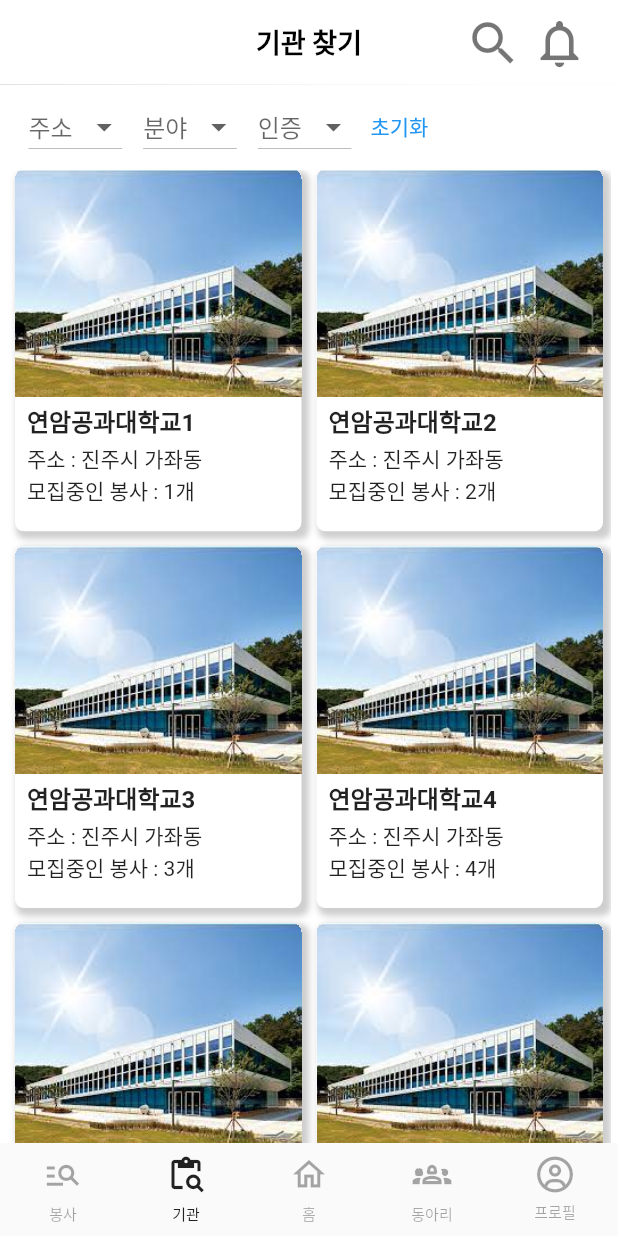
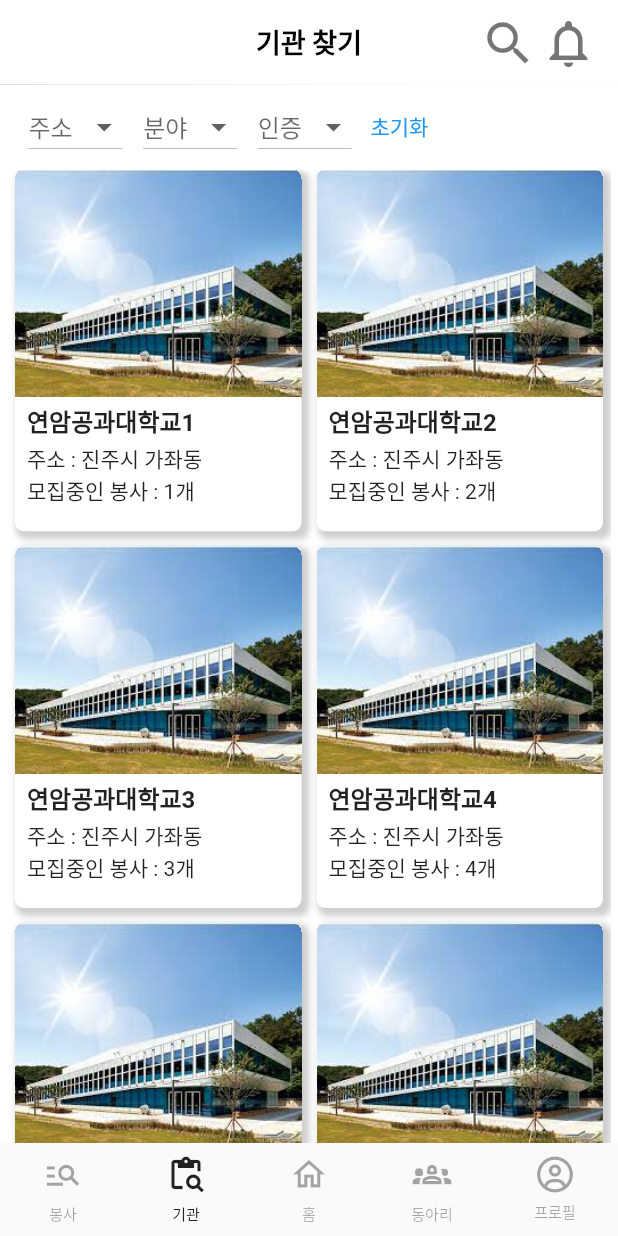
Before and after one commit to 2023-Together/Together_Dev_Flutter, a Flutter app: the screen it shows after launch, item 2 of the bottom bar chosen, after a tap on the "search" icon, on a phone screen of 412 x 824 dp. Run offline on Flutter 3.47's test engine with Material 2 defaults, Android fonts, the phone set to English and light mode, and no system bars; our stand-ins replace carousel_slider, flutter_secure_storage, font_awesome_flutter, go_router, google_mobile_ads; accounts and stored records are empty; network calls fail.

Commit message:
appBar 스타일 조정

```diff
--- a/lib/features/comunity/comunity_screen.dart
+++ b/lib/features/comunity/comunity_screen.dart
@@ -227,20 +227,12 @@ class _ComunityScreenState extends State<ComunityScreen> {
                           ? [
                               GestureDetector(
                                 onTap: onLogoutTap,
-                                child: const Icon(
-                                  Icons.search,
-                                  size: 38,
-                                  color: Colors.black54,
-                                ),
+                                child: const Icon(Icons.search),
                               ),
                               Gaps.h2,
                               GestureDetector(
                                 onTap: _alertIconTap,
-                                child: const Icon(
-                                  Icons.notifications_none,
-                                  size: 38,
-                                  color: Colors.black54,
-                                ),
+                                child: const Icon(Icons.notifications_none),
                               ),
                             ]
                           : [
--- a/lib/features/main_navigation/mian_navigation.dart
+++ b/lib/features/main_navigation/mian_navigation.dart
@@ -6,11 +6,7 @@ import 'package:swag_cross_app/features/page_test/club_search_test_screen.dart';
 import 'package:swag_cross_app/features/page_test/org_search_test_screen.dart';
 import 'package:swag_cross_app/features/main_navigation/widgets/nav_tab.dart';
 import 'package:swag_cross_app/features/page_test/vol_search_test_screen.dart';
-import 'package:swag_cross_app/features/page_test/club_comunity_test_screen.dart';
-import 'package:swag_cross_app/features/page_test/org_search_test_screen.dart';
-import 'package:swag_cross_app/features/main_navigation/widgets/nav_tab.dart';
 import 'package:swag_cross_app/features/page_test/uesr_profile_test_screen.dart';
-import 'package:swag_cross_app/features/search_page/view/search_vol_screen.dart';
 import 'package:swag_cross_app/storages/secure_storage_login.dart';
 
 class MainNavigationArgs {
@@ -97,7 +93,7 @@ class _MainNavigationState extends State<MainNavigation> {
               offstage: _selectedIndex != 3,
               child: Padding(
                 padding: const EdgeInsets.symmetric(horizontal: 16.0),
-                child: ClubSearchTestScreen (
+                child: ClubSearchTestScreen(
                   image: Image.asset(
                     'assets/images/club1.jpg',
                     fit: BoxFit.cover,
@@ -112,7 +108,7 @@ class _MainNavigationState extends State<MainNavigation> {
             Offstage(
               offstage: _selectedIndex != 4,
               //child: const UserProfileScreen(),
-              child:const UserProfileScreen(),
+              child: const UserProfileTestScreen(),
               //child: const UserProfileTestScreen(),
             ),
           ],
--- a/lib/features/page_test/club_comunity_test_screen.dart
+++ b/lib/features/page_test/club_comunity_test_screen.dart
@@ -205,7 +205,7 @@ class _ClubComunityTestScreenState extends State<ClubComunityTestScreen> {
                 actions: [
                   Padding(
                     padding: const EdgeInsets.symmetric(
-                      horizontal: Sizes.size20,
+                      horizontal: Sizes.size14,
                       vertical: Sizes.size10,
                     ),
                     child: Row(
@@ -213,20 +213,12 @@ class _ClubComunityTestScreenState extends State<ClubComunityTestScreen> {
                       children: [
                         GestureDetector(
                           onTap: () {},
-                          child: const Icon(
-                            Icons.search,
-                            size: 38,
-                            color: Colors.black54,
-                          ),
+                          child: const Icon(Icons.search),
                         ),
-                        Gaps.h6,
+                        Gaps.h2,
                         GestureDetector(
                           onTap: () {},
-                          child: const FaIcon(
-                            FontAwesomeIcons.penToSquare,
-                            size: 30,
-                            color: Colors.black54,
-                          ),
+                          child: const FaIcon(FontAwesomeIcons.penToSquare),
                         ),
                       ],
                     ),
--- a/lib/features/page_test/club_search_test_screen.dart
+++ b/lib/features/page_test/club_search_test_screen.dart
@@ -4,9 +4,6 @@ import 'package:go_router/go_router.dart';
 import 'package:swag_cross_app/constants/gaps.dart';
 import 'package:swag_cross_app/constants/sizes.dart';
 import 'package:swag_cross_app/features/alert/alert_screen.dart';
-import 'package:swag_cross_app/features/club/club_post_detail_page.dart';
-import 'package:swag_cross_app/features/page_test/club_comunity_test_screen.dart';
-import 'package:swag_cross_app/features/page_test/widgets/state_dropDown_button.dart';
 
 class ClubSearchTestScreen extends StatelessWidget {
   // 필드
@@ -37,17 +34,11 @@ class ClubSearchTestScreen extends StatelessWidget {
     return Scaffold(
       appBar: AppBar(
         automaticallyImplyLeading: false,
-        // shape: const RoundedRectangleBorder(
-        //   borderRadius: BorderRadius.vertical(
-        //     bottom: Radius.circular(20.0),
-        //   ),
-        // ),
-
         title: const Text("동아리"),
         actions: [
           Padding(
             padding: const EdgeInsets.symmetric(
-              horizontal: Sizes.size20,
+              horizontal: Sizes.size14,
               vertical: Sizes.size10,
             ),
             child: Row(
@@ -55,20 +46,12 @@ class ClubSearchTestScreen extends StatelessWidget {
               children: [
                 GestureDetector(
                   onTap: () {},
-                  child: const Icon(
-                    Icons.search,
-                    size: 38,
-                    color: Colors.black54,
-                  ),
+                  child: const Icon(Icons.search),
                 ),
-                Gaps.h6,
+                Gaps.h2,
                 GestureDetector(
                   onTap: () => _alertIconTap(context),
-                  child: const Icon(
-                    Icons.notifications_none,
-                    size: 38,
-                    color: Colors.black54,
-                  ),
+                  child: const Icon(Icons.notifications_none),
                 ),
               ],
             ),
@@ -86,66 +69,10 @@ class ClubSearchTestScreen extends StatelessWidget {
         child: ListView.separated(
           itemBuilder: (context, index) {
             return Container(
-              decoration: BoxDecoration(
+              decoration: const BoxDecoration(
                 color: Colors.white,
-                // boxShadow: [
-                //   BoxShadow (
-                //   color: Colors.grey.withOpacity(0.7),
-
-                //   offset: const Offset(0, 7),
-                // ),]
-//         color: Colors.grey.shade200,
-//         child: Column(
-//           children: [
-//             Container(
-//               height: 45,
-//               color: Colors.white,
-//               padding: const EdgeInsets.symmetric(
-//                 horizontal: Sizes.size14,
-//               ),
-//               child: ListView(
-//                 scrollDirection: Axis.horizontal,
-//                 children: [
-//                   StateDropDownButton(
-//                     title: "제목1",
-//                     initOption: option1,
-//                     onChangeOption: onChangeOption1,
-//                   ),
-//                   Gaps.h14,
-//                   StateDropDownButton(
-//                     title: "제목2",
-//                     initOption: option2,
-//                     onChangeOption: onChangeOption2,
-//                   ),
-//                   Gaps.h14,
-//                   StateDropDownButton(
-//                     title: "제목3",
-//                     initOption: option3,
-//                     onChangeOption: onChangeOption3,
-//                   ),
-//                   Gaps.h14,
-//                   StateDropDownButton(
-//                     title: "제목3",
-//                     initOption: option3,
-//                     onChangeOption: onChangeOption3,
-//                   ),
-//                   Gaps.h14,
-//                   StateDropDownButton(
-//                     title: "제목3",
-//                     initOption: option3,
-//                     onChangeOption: onChangeOption3,
-//                   ),
-//                   Gaps.h14,
-//                   StateDropDownButton(
-//                     title: "제목3",
-//                     initOption: option3,
-//                     onChangeOption: onChangeOption3,
-//                   ),
-//                 ],
               ),
               child: GestureDetector(
-
-
                 child: Column(
                   children: [
                     Gaps.v7,
@@ -161,7 +88,7 @@ class ClubSearchTestScreen extends StatelessWidget {
                       children: [
                         Text(
                           club_name,
-                          style: TextStyle(
+                          style: const TextStyle(
                             fontSize: 20.0,
                             fontWeight: FontWeight.w500,
                           ),
@@ -171,7 +98,7 @@ class ClubSearchTestScreen extends StatelessWidget {
                         ),
                         Text(
                           club_def,
-                          style: TextStyle(
+                          style: const TextStyle(
                             fontSize: 14.0,
                             color: Colors.grey,
                           ),
--- a/lib/features/page_test/org_search_test_screen.dart
+++ b/lib/features/page_test/org_search_test_screen.dart
@@ -166,17 +166,12 @@ class _OrgSearchTestScreenState extends State<OrgSearchTestScreen> {
       // backgroundColor: Colors.grey.shade100,
       appBar: AppBar(
         automaticallyImplyLeading: false,
-        // shape: const RoundedRectangleBorder(
-        //   borderRadius: BorderRadius.vertical(
-        //     bottom: Radius.circular(20.0),
-        //   ),
-        // ),
         elevation: 0.2,
         title: const Text("기관 찾기"),
         actions: [
           Padding(
             padding: const EdgeInsets.symmetric(
-              horizontal: Sizes.size20,
+              horizontal: Sizes.size14,
               vertical: Sizes.size10,
             ),
             child: Row(
@@ -184,20 +179,12 @@ class _OrgSearchTestScreenState extends State<OrgSearchTestScreen> {
               children: [
                 GestureDetector(
                   onTap: () {},
-                  child: const Icon(
-                    Icons.search,
-                    size: 38,
-                    color: Colors.black54,
-                  ),
+                  child: const Icon(Icons.search),
                 ),
-                Gaps.h6,
+                Gaps.h2,
                 GestureDetector(
                   onTap: () => _alertIconTap(context),
-                  child: const Icon(
-                    Icons.notifications_none,
-                    size: 38,
-                    color: Colors.black54,
-                  ),
+                  child: const Icon(Icons.notifications_none),
                 ),
               ],
             ),
--- a/lib/features/page_test/uesr_profile_test_screen.dart
+++ b/lib/features/page_test/uesr_profile_test_screen.dart
@@ -1,5 +1,4 @@
 import 'package:flutter/material.dart';
-import 'package:font_awesome_flutter/font_awesome_flutter.dart';
 import 'package:swag_cross_app/constants/gaps.dart';
 import 'package:swag_cross_app/constants/sizes.dart';
 import 'package:swag_cross_app/features/page_test/widgets/persistent_tab_bar.dart';
@@ -25,12 +24,33 @@ class UserProfileTestScreen extends StatelessWidget {
               return [
                 SliverAppBar(
                   title: const Text("내정보"),
+                  // actions: [
+                  //   IconButton(
+                  //     onPressed: () {},
+                  //     icon: const FaIcon(
+                  //       FontAwesomeIcons.gear,
+                  //       size: Sizes.size20,
+                  //     ),
+                  //   ),
+                  // ],
                   actions: [
-                    IconButton(
-                      onPressed: () {},
-                      icon: const FaIcon(
-                        FontAwesomeIcons.gear,
-                        size: Sizes.size20,
+                    Padding(
+                      padding: const EdgeInsets.symmetric(
+                        horizontal: Sizes.size14,
+                        vertical: Sizes.size10,
+                      ),
+                      child: Row(
+                        mainAxisAlignment: MainAxisAlignment.end,
+                        children: [
+                          GestureDetector(
+                            onTap: () {},
+                            child: const Icon(
+                              Icons.settings_outlined,
+                              size: 38,
+                              color: Colors.black54,
+                            ),
+                          ),
+                        ],
                       ),
                     ),
                   ],
--- a/lib/features/page_test/vol_search_test_screen.dart
+++ b/lib/features/page_test/vol_search_test_screen.dart
@@ -106,9 +106,8 @@ class _VolSearchTestScreenState extends State<VolSearchTestScreen> {
   String selectedDropdown3 = '기간별';
 
   List<String> dropdownList1 = ['지역별', '가좌동', '평거동', '충무공동'];
-  List<String> dropdownList2 = ['분야별','의료봉사', '문화체험', '행사보조'];
-  List<String> dropdownList3 = ['기간별','1', '2', '3'];
-
+  List<String> dropdownList2 = ['분야별', '의료봉사', '문화체험', '행사보조'];
+  List<String> dropdownList3 = ['기간별', '1', '2', '3'];
 
   // String option1 = "지역별";
   // String option2 = "분야별";
@@ -148,15 +147,10 @@ class _VolSearchTestScreenState extends State<VolSearchTestScreen> {
       appBar: AppBar(
         title: const Text("봉사 검색"),
         automaticallyImplyLeading: false,
-        shape: const RoundedRectangleBorder(
-          borderRadius: BorderRadius.vertical(
-            bottom: Radius.circular(20.0),
-          ),
-        ),
         actions: [
           Padding(
             padding: const EdgeInsets.symmetric(
-              horizontal: Sizes.size20,
+              horizontal: Sizes.size14,
               vertical: Sizes.size10,
             ),
             child: Row(
@@ -164,20 +158,12 @@ class _VolSearchTestScreenState extends State<VolSearchTestScreen> {
               children: [
                 GestureDetector(
                   onTap: () {},
-                  child: const Icon(
-                    Icons.search,
-                    size: 38,
-                    color: Colors.black54,
-                  ),
+                  child: const Icon(Icons.search),
                 ),
-                Gaps.h6,
+                Gaps.h2,
                 GestureDetector(
                   onTap: () => _alertIconTap(context),
-                  child: const Icon(
-                    Icons.notifications_none,
-                    size: 38,
-                    color: Colors.black54,
-                  ),
+                  child: const Icon(Icons.notifications_none),
                 ),
               ],
             ),
@@ -230,9 +216,9 @@ class _VolSearchTestScreenState extends State<VolSearchTestScreen> {
                     DropdownButton(
                       value: selectedDropdown1,
                       items: dropdownList1.map((String item) {
-                        return DropdownMenuItem<String> (
-                          child: Text('$item'),
+                        return DropdownMenuItem<String>(
                           value: item,
+                          child: Text(item),
                         );
                       }).toList(),
                       onChanged: (dynamic value) {
@@ -241,12 +227,12 @@ class _VolSearchTestScreenState extends State<VolSearchTestScreen> {
                         });
                       },
                     ),
-                     DropdownButton(
+                    DropdownButton(
                       value: selectedDropdown2,
                       items: dropdownList2.map((String item) {
-                        return DropdownMenuItem<String> (
-                          child: Text('$item'),
+                        return DropdownMenuItem<String>(
                           value: item,
+                          child: Text(item),
                         );
                       }).toList(),
                       onChanged: (dynamic value) {
@@ -255,12 +241,12 @@ class _VolSearchTestScreenState extends State<VolSearchTestScreen> {
                         });
                       },
                     ),
-                     DropdownButton(
+                    DropdownButton(
                       value: selectedDropdown3,
                       items: dropdownList3.map((String item) {
-                        return DropdownMenuItem<String> (
-                          child: Text('$item'),
+                        return DropdownMenuItem<String>(
                           value: item,
+                          child: Text(item),
                         );
                       }).toList(),
                       onChanged: (dynamic value) {
--- a/lib/main.dart
+++ b/lib/main.dart
@@ -47,6 +47,11 @@ class SWAGCrossApp extends StatelessWidget {
             fontSize: Sizes.size16 + Sizes.size2,
             fontWeight: FontWeight.w600,
           ),
+          // appBar의 아이콘 스타일 지정
+          actionsIconTheme: IconThemeData(
+            color: Colors.black54,
+            size: Sizes.size36 + Sizes.size2,
+          ),
         ),
         primaryColor: const Color(0xFFE9435A),
       ),
```
